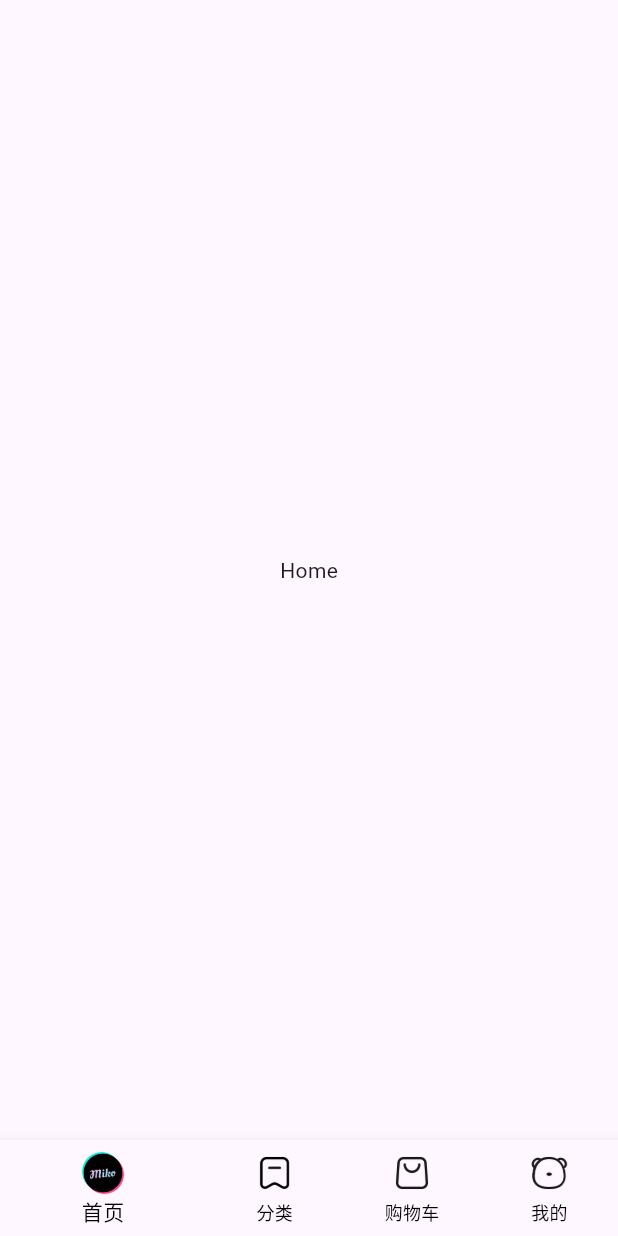
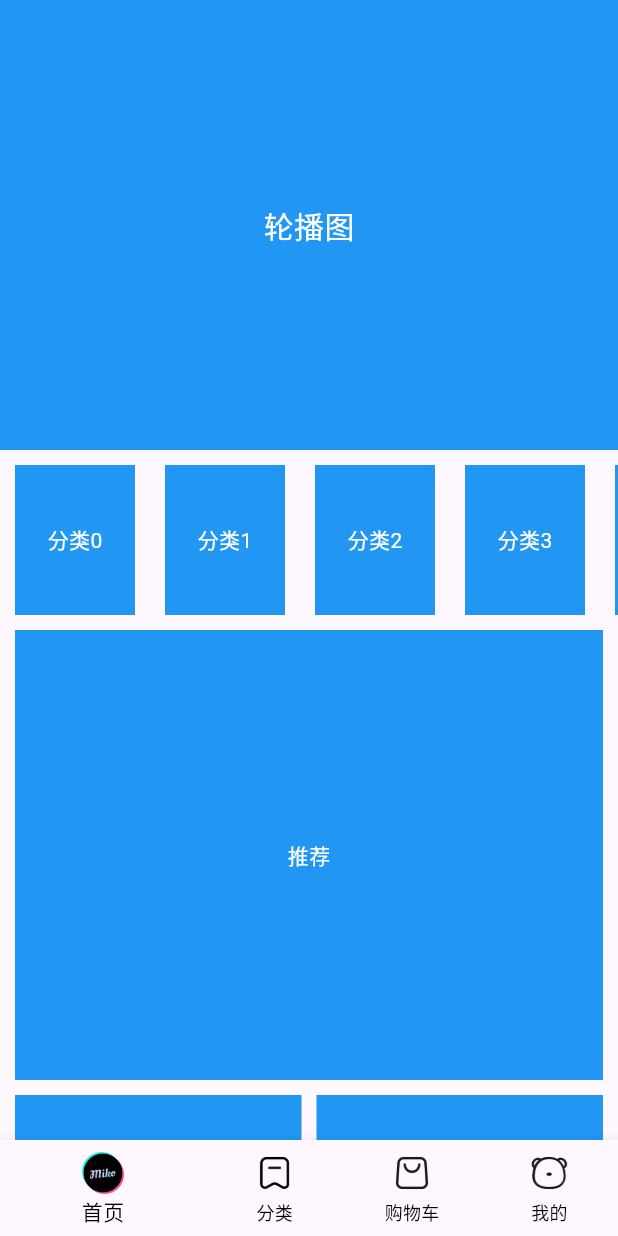
Before and after one commit to xiaowanz1/hm_shop_flutter, a Flutter app: the screen it shows after launch, on a phone screen of 412 x 824 dp. Run offline on Flutter 3.47's test engine with Material 3 defaults, Android fonts, the phone set to English and light mode, and no system bars.

Commit message:
首页基础布局

```diff
--- /dev/null
+++ b/lib/components/Home/HmCategory.dart
@@ -0,0 +1,32 @@
+import 'package:flutter/material.dart';
+
+class HmCategory extends StatefulWidget {
+  HmCategory({Key? key}) : super(key: key);
+
+  @override
+  _HmCategoryState createState() => _HmCategoryState();
+}
+
+class _HmCategoryState extends State<HmCategory> {
+  @override
+  Widget build(BuildContext context) {
+    // 返回一个横向滚动的组件，需要先设置高度
+    return SizedBox(
+      height: 100,
+      child: ListView.builder(
+        scrollDirection: Axis.horizontal,
+        itemCount: 10,
+        itemBuilder:(BuildContext context,int index)  {
+          return Container(
+            alignment: Alignment.center,
+            margin: EdgeInsets.symmetric(horizontal: 10),
+            width: 80,
+            height: 100,
+            color: Colors.blue,
+            child: Text('分类$index',style: TextStyle(color:Colors.white ),),
+          );
+        },
+      ),
+    );
+  }
+}
--- /dev/null
+++ b/lib/components/Home/HmHot.dart
@@ -0,0 +1,20 @@
+import 'package:flutter/material.dart';
+
+class HmHot extends StatefulWidget {
+  HmHot({Key? key}) : super(key: key);
+
+  @override
+  _HmHotState createState() => _HmHotState();
+}
+
+class _HmHotState extends State<HmHot> {
+  @override
+  Widget build(BuildContext context) {
+    return Container(
+      height: 200,
+      color: Colors.blue,
+      alignment: Alignment.center,
+       child: Text('爆款推荐',style: TextStyle(color: Colors.white),),
+    );
+  }
+}
--- /dev/null
+++ b/lib/components/Home/HmMoreList.dart
@@ -0,0 +1,31 @@
+import 'package:flutter/material.dart';
+
+class HmMoreList extends StatefulWidget {
+  HmMoreList({Key? key}) : super(key: key);
+
+  @override
+  _HmMoreListState createState() => _HmMoreListState();
+}
+
+class _HmMoreListState extends State<HmMoreList> {
+  @override
+  Widget build(BuildContext context) {
+    //必须是sliver家族的组件
+    return SliverGrid.builder(
+      gridDelegate:  //网格是2列
+      SliverGridDelegateWithFixedCrossAxisCount(
+        crossAxisCount: 2,
+        mainAxisSpacing: 10,
+        crossAxisSpacing: 10,
+        ),
+      itemBuilder: (BuildContext contex,int index){
+        return Padding(padding: EdgeInsetsGeometry.symmetric(horizontal: 10),
+        child:   Container(
+          child: Text('商品',style: TextStyle(color:Colors.white ),),
+          color: Colors.blue,
+          alignment: Alignment.center,
+        ));
+
+    });
+  }
+}
--- /dev/null
+++ b/lib/components/Home/HmSlider.dart
@@ -0,0 +1,20 @@
+import 'package:flutter/material.dart';
+
+class HmSlider extends StatefulWidget {
+  HmSlider({Key? key}) : super(key: key);
+
+  @override
+  _HmSliderState createState() => _HmSliderState();
+}
+
+class _HmSliderState extends State<HmSlider> {
+  @override
+  Widget build(BuildContext context) {
+    return Container(
+      color: Colors.blue,
+      alignment: Alignment.center,
+      height: 300,
+       child: Text("轮播图",style: TextStyle(color: Colors.white,fontSize: 20),),
+    );
+  }
+}
--- /dev/null
+++ b/lib/components/Home/HmSuggestion.dart
@@ -0,0 +1,22 @@
+import 'package:flutter/material.dart';
+
+class Hmsuggestion extends StatefulWidget {
+  Hmsuggestion({Key? key}) : super(key: key);
+
+  @override
+  _HmsuggestionState createState() => _HmsuggestionState();
+}
+
+class _HmsuggestionState extends State<Hmsuggestion> {
+  @override
+  Widget build(BuildContext context) {
+    return Padding(padding: EdgeInsets.symmetric(horizontal: 10),
+    child: Container(
+      color: Colors.blue,
+      height: 300,
+      alignment: Alignment.center,
+       child: Text('推荐',style: TextStyle(color: Colors.white),),
+    ));
+
+  }
+}
--- a/lib/pages/Home/index.dart
+++ b/lib/pages/Home/index.dart
@@ -1,4 +1,10 @@
 import 'package:flutter/material.dart';
+import 'package:hm_shop_flutter/components/Home/HmCategory.dart';
+import 'package:hm_shop_flutter/components/Home/HmHot.dart';
+import 'package:hm_shop_flutter/components/Home/HmMoreList.dart';
+import 'package:hm_shop_flutter/components/Home/HmSlider.dart';
+import 'package:hm_shop_flutter/components/Home/HmSuggestion.dart';
+import 'package:hm_shop_flutter/pages/Category/index.dart';
 
 class HomeView extends StatefulWidget {
   HomeView({Key? key}) : super(key: key);
@@ -8,10 +14,44 @@
 }
 
 class _HomeViewState extends State<HomeView> {
+  //获取滚动容器内容
+  List<Widget> _getScrollChildren(){
+    return [
+      //包裹普通widget的sliver家族的组件
+      SliverToBoxAdapter(child: HmSlider(),), //轮播图组件
+      //间距组件
+      SliverToBoxAdapter(child: SizedBox(height: 10,),),
+
+      // SliverGrid SliverList只能纵向排列
+       // ListView
+      SliverToBoxAdapter(child: HmCategory(),),  // 分类组件，横向滑动
+//间距组件
+      SliverToBoxAdapter(child: SizedBox(height: 10,),),
+      SliverToBoxAdapter(child: Hmsuggestion(),), //推荐
+      //间距组件
+      SliverToBoxAdapter(child: SizedBox(height: 10,),),
+
+      //爆款推荐
+      SliverToBoxAdapter(
+        child: Padding(padding: EdgeInsets.symmetric(horizontal: 10),
+        child:Flex(
+        direction: Axis.horizontal,
+        children: [
+          Expanded(child: HmHot()),
+          SizedBox(width: 10,),
+          Expanded(child: HmHot()),
+          ],
+      ))),
+
+
+      //间距组件
+      SliverToBoxAdapter(child: SizedBox(height: 10,),),
+      // 无限列表
+      HmMoreList()
+    ];
+  }
   @override
   Widget build(BuildContext context) {
-    return Center(
-       child: Text('Home'),
-    );
+    return CustomScrollView(slivers: _getScrollChildren(),); //sliver家族的内容
   }
 }
```
